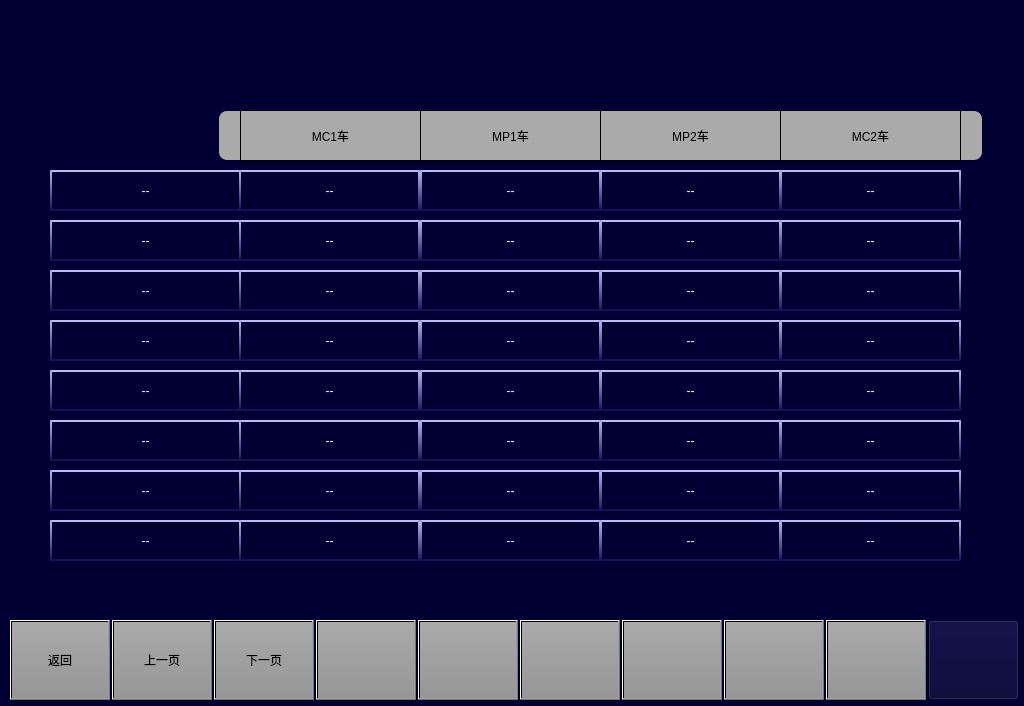
First picture: the form in maintainceaccumulatorsubsystempage.ui, repository 994656234/HHL, before the edit.
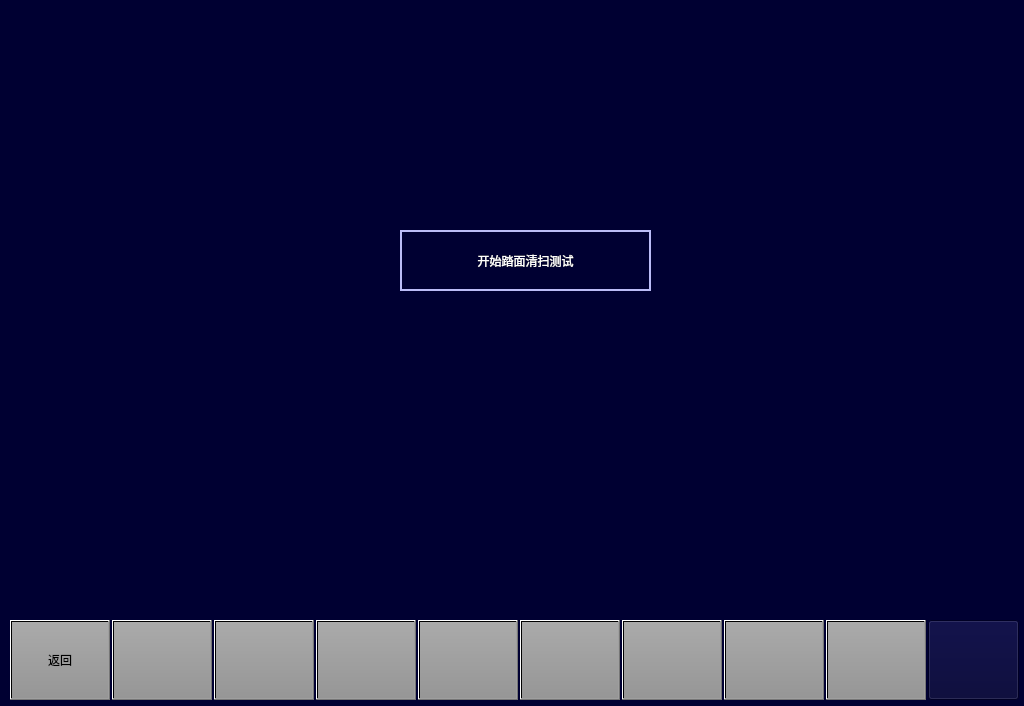
Second picture: the form after the edit. Icons and pictures are not drawn.

Patch:
```diff
--- a/maintainceaccumulatorsubsystempage.ui
+++ b/maintainceaccumulatorsubsystempage.ui
@@ -32,7 +32,7 @@
     <string notr="true">font: 20px, &quot;微软雅黑&quot;;color: black;transparent;background:qlineargradient(spread:pad,x1:0,y1:0,x2:0,y2:1,stop:0 rgba(170,170,170,255),stop:1 rgba(150,150,150,255));</string>
    </property>
    <property name="text">
-    <string>上一页</string>
+    <string/>
    </property>
   </widget>
   <widget class="QPushButton" name="BTN5">
@@ -98,7 +98,7 @@
 </string>
    </property>
    <property name="text">
-    <string>下一页</string>
+    <string/>
    </property>
   </widget>
   <widget class="QPushButton" name="BTN1">
@@ -227,1124 +227,26 @@
     <string/>
    </property>
   </widget>
-  <widget class="QLabel" name="line5_name">
+  <widget class="QPushButton" name="BTNStartTest">
    <property name="geometry">
     <rect>
-     <x>50</x>
-     <y>370</y>
-     <width>191</width>
-     <height>41</height>
+     <x>400</x>
+     <y>230</y>
+     <width>251</width>
+     <height>61</height>
     </rect>
    </property>
-   <property name="styleSheet">
-    <string notr="true">border-top:2px solid rgb(187,188,247);
-background-color: rgb(0, 0, 50);
-border-left: 2px solid qlineargradient(x1:0, y1:0, x2:0, y2:1,stop:0 rgb(187,188,247) , stop:1 rgb(19,20,87));
-border-right: 2px solid qlineargradient(x1:0, y1:0, x2:0, y2:1,stop:0 rgb(187,188,247) , stop:1 rgb(19,20,87));
-border-bottom:2px solid  rgb(19,20,87);
-font:16px &quot;微软雅黑&quot; ;
-color: rgb(255, 255, 255);</string>
+   <property name="whatsThis">
+    <string>1</string>
    </property>
-   <property name="text">
-    <string>--</string>
-   </property>
-   <property name="alignment">
-    <set>Qt::AlignCenter</set>
-   </property>
-  </widget>
-  <widget class="QLabel" name="line2_2">
-   <property name="geometry">
-    <rect>
-     <x>420</x>
-     <y>220</y>
-     <width>181</width>
-     <height>41</height>
-    </rect>
-   </property>
    <property name="styleSheet">
-    <string notr="true">border-top:2px solid rgb(187,188,247);
-background-color: rgb(0, 0, 50);
-border-left: 2px solid qlineargradient(x1:0, y1:0, x2:0, y2:1,stop:0 rgb(187,188,247) , stop:1 rgb(19,20,87));
-border-right: 2px solid qlineargradient(x1:0, y1:0, x2:0, y2:1,stop:0 rgb(187,188,247) , stop:1 rgb(19,20,87));
-border-bottom:2px solid  rgb(19,20,87);
-font:16px &quot;微软雅黑&quot; ;
-color: rgb(255, 255, 255);</string>
+    <string notr="true">border:2px solid rgb(187,188,247);
+color: rgb(255, 255, 255);
+font:20px &quot;微软雅黑&quot;;
+</string>
    </property>
    <property name="text">
-    <string>--</string>
-   </property>
-   <property name="alignment">
-    <set>Qt::AlignCenter</set>
-   </property>
-  </widget>
-  <widget class="QLabel" name="line5_4">
-   <property name="geometry">
-    <rect>
-     <x>780</x>
-     <y>370</y>
-     <width>181</width>
-     <height>41</height>
-    </rect>
-   </property>
-   <property name="styleSheet">
-    <string notr="true">border-top:2px solid rgb(187,188,247);
-background-color: rgb(0, 0, 50);
-border-left: 2px solid qlineargradient(x1:0, y1:0, x2:0, y2:1,stop:0 rgb(187,188,247) , stop:1 rgb(19,20,87));
-border-right: 2px solid qlineargradient(x1:0, y1:0, x2:0, y2:1,stop:0 rgb(187,188,247) , stop:1 rgb(19,20,87));
-border-bottom:2px solid  rgb(19,20,87);
-font:16px &quot;微软雅黑&quot; ;
-color: rgb(255, 255, 255);</string>
-   </property>
-   <property name="text">
-    <string>--</string>
-   </property>
-   <property name="alignment">
-    <set>Qt::AlignCenter</set>
-   </property>
-  </widget>
-  <widget class="QLabel" name="LBLM1">
-   <property name="geometry">
-    <rect>
-     <x>600</x>
-     <y>110</y>
-     <width>181</width>
-     <height>51</height>
-    </rect>
-   </property>
-   <property name="styleSheet">
-    <string notr="true">background-color:rgb(170,170,170);
-border:1px solid black;
-font:20px &quot;微软雅黑&quot;;</string>
-   </property>
-   <property name="text">
-    <string>MP2车</string>
-   </property>
-   <property name="alignment">
-    <set>Qt::AlignCenter</set>
-   </property>
-  </widget>
-  <widget class="QLabel" name="LBLMp1">
-   <property name="geometry">
-    <rect>
-     <x>420</x>
-     <y>110</y>
-     <width>181</width>
-     <height>51</height>
-    </rect>
-   </property>
-   <property name="styleSheet">
-    <string notr="true">background-color:rgb(170,170,170);
-border:1px solid black;
-font:20px &quot;微软雅黑&quot;;</string>
-   </property>
-   <property name="text">
-    <string>MP1车</string>
-   </property>
-   <property name="alignment">
-    <set>Qt::AlignCenter</set>
-   </property>
-  </widget>
-  <widget class="QLabel" name="line4_2">
-   <property name="geometry">
-    <rect>
-     <x>420</x>
-     <y>320</y>
-     <width>181</width>
-     <height>41</height>
-    </rect>
-   </property>
-   <property name="styleSheet">
-    <string notr="true">border-top:2px solid rgb(187,188,247);
-background-color: rgb(0, 0, 50);
-border-left: 2px solid qlineargradient(x1:0, y1:0, x2:0, y2:1,stop:0 rgb(187,188,247) , stop:1 rgb(19,20,87));
-border-right: 2px solid qlineargradient(x1:0, y1:0, x2:0, y2:1,stop:0 rgb(187,188,247) , stop:1 rgb(19,20,87));
-border-bottom:2px solid  rgb(19,20,87);
-font:16px &quot;微软雅黑&quot; ;
-color: rgb(255, 255, 255);</string>
-   </property>
-   <property name="text">
-    <string>--</string>
-   </property>
-   <property name="alignment">
-    <set>Qt::AlignCenter</set>
-   </property>
-  </widget>
-  <widget class="QLabel" name="line1_2">
-   <property name="geometry">
-    <rect>
-     <x>420</x>
-     <y>170</y>
-     <width>181</width>
-     <height>41</height>
-    </rect>
-   </property>
-   <property name="styleSheet">
-    <string notr="true">border-top:2px solid rgb(187,188,247);
-background-color: rgb(0, 0, 50);
-border-left: 2px solid qlineargradient(x1:0, y1:0, x2:0, y2:1,stop:0 rgb(187,188,247) , stop:1 rgb(19,20,87));
-border-right: 2px solid qlineargradient(x1:0, y1:0, x2:0, y2:1,stop:0 rgb(187,188,247) , stop:1 rgb(19,20,87));
-border-bottom:2px solid  rgb(19,20,87);
-font:16px &quot;微软雅黑&quot; ;
-color: rgb(255, 255, 255);</string>
-   </property>
-   <property name="text">
-    <string>--</string>
-   </property>
-   <property name="alignment">
-    <set>Qt::AlignCenter</set>
-   </property>
-  </widget>
-  <widget class="QLabel" name="line3_1">
-   <property name="geometry">
-    <rect>
-     <x>239</x>
-     <y>270</y>
-     <width>181</width>
-     <height>41</height>
-    </rect>
-   </property>
-   <property name="styleSheet">
-    <string notr="true">border-top:2px solid rgb(187,188,247);
-background-color: rgb(0, 0, 50);
-border-left: 2px solid qlineargradient(x1:0, y1:0, x2:0, y2:1,stop:0 rgb(187,188,247) , stop:1 rgb(19,20,87));
-border-right: 2px solid qlineargradient(x1:0, y1:0, x2:0, y2:1,stop:0 rgb(187,188,247) , stop:1 rgb(19,20,87));
-border-bottom:2px solid  rgb(19,20,87);
-font:16px &quot;微软雅黑&quot; ;
-color: rgb(255, 255, 255);</string>
-   </property>
-   <property name="text">
-    <string>--</string>
-   </property>
-   <property name="alignment">
-    <set>Qt::AlignCenter</set>
-   </property>
-  </widget>
-  <widget class="QLabel" name="line3_2">
-   <property name="geometry">
-    <rect>
-     <x>420</x>
-     <y>270</y>
-     <width>181</width>
-     <height>41</height>
-    </rect>
-   </property>
-   <property name="styleSheet">
-    <string notr="true">border-top:2px solid rgb(187,188,247);
-background-color: rgb(0, 0, 50);
-border-left: 2px solid qlineargradient(x1:0, y1:0, x2:0, y2:1,stop:0 rgb(187,188,247) , stop:1 rgb(19,20,87));
-border-right: 2px solid qlineargradient(x1:0, y1:0, x2:0, y2:1,stop:0 rgb(187,188,247) , stop:1 rgb(19,20,87));
-border-bottom:2px solid  rgb(19,20,87);
-font:16px &quot;微软雅黑&quot; ;
-color: rgb(255, 255, 255);</string>
-   </property>
-   <property name="text">
-    <string>--</string>
-   </property>
-   <property name="alignment">
-    <set>Qt::AlignCenter</set>
-   </property>
-  </widget>
-  <widget class="QLabel" name="line3_3">
-   <property name="geometry">
-    <rect>
-     <x>600</x>
-     <y>270</y>
-     <width>181</width>
-     <height>41</height>
-    </rect>
-   </property>
-   <property name="styleSheet">
-    <string notr="true">border-top:2px solid rgb(187,188,247);
-background-color: rgb(0, 0, 50);
-border-left: 2px solid qlineargradient(x1:0, y1:0, x2:0, y2:1,stop:0 rgb(187,188,247) , stop:1 rgb(19,20,87));
-border-right: 2px solid qlineargradient(x1:0, y1:0, x2:0, y2:1,stop:0 rgb(187,188,247) , stop:1 rgb(19,20,87));
-border-bottom:2px solid  rgb(19,20,87);
-font:16px &quot;微软雅黑&quot; ;
-color: rgb(255, 255, 255);</string>
-   </property>
-   <property name="text">
-    <string>--</string>
-   </property>
-   <property name="alignment">
-    <set>Qt::AlignCenter</set>
-   </property>
-  </widget>
-  <widget class="QLabel" name="LBLTC1">
-   <property name="geometry">
-    <rect>
-     <x>240</x>
-     <y>110</y>
-     <width>181</width>
-     <height>51</height>
-    </rect>
-   </property>
-   <property name="styleSheet">
-    <string notr="true">background-color:rgb(170,170,170);
-border:1px solid black;
-font:20px &quot;微软雅黑&quot;;</string>
-   </property>
-   <property name="text">
-    <string>MC1车</string>
-   </property>
-   <property name="alignment">
-    <set>Qt::AlignCenter</set>
-   </property>
-  </widget>
-  <widget class="QLabel" name="line4_4">
-   <property name="geometry">
-    <rect>
-     <x>780</x>
-     <y>320</y>
-     <width>181</width>
-     <height>41</height>
-    </rect>
-   </property>
-   <property name="styleSheet">
-    <string notr="true">border-top:2px solid rgb(187,188,247);
-background-color: rgb(0, 0, 50);
-border-left: 2px solid qlineargradient(x1:0, y1:0, x2:0, y2:1,stop:0 rgb(187,188,247) , stop:1 rgb(19,20,87));
-border-right: 2px solid qlineargradient(x1:0, y1:0, x2:0, y2:1,stop:0 rgb(187,188,247) , stop:1 rgb(19,20,87));
-border-bottom:2px solid  rgb(19,20,87);
-font:16px &quot;微软雅黑&quot; ;
-color: rgb(255, 255, 255);</string>
-   </property>
-   <property name="text">
-    <string>--</string>
-   </property>
-   <property name="alignment">
-    <set>Qt::AlignCenter</set>
-   </property>
-  </widget>
-  <widget class="QLabel" name="line2_4">
-   <property name="geometry">
-    <rect>
-     <x>780</x>
-     <y>220</y>
-     <width>181</width>
-     <height>41</height>
-    </rect>
-   </property>
-   <property name="styleSheet">
-    <string notr="true">border-top:2px solid rgb(187,188,247);
-background-color: rgb(0, 0, 50);
-border-left: 2px solid qlineargradient(x1:0, y1:0, x2:0, y2:1,stop:0 rgb(187,188,247) , stop:1 rgb(19,20,87));
-border-right: 2px solid qlineargradient(x1:0, y1:0, x2:0, y2:1,stop:0 rgb(187,188,247) , stop:1 rgb(19,20,87));
-border-bottom:2px solid  rgb(19,20,87);
-font:16px &quot;微软雅黑&quot; ;
-color: rgb(255, 255, 255);</string>
-   </property>
-   <property name="text">
-    <string>--</string>
-   </property>
-   <property name="alignment">
-    <set>Qt::AlignCenter</set>
-   </property>
-  </widget>
-  <widget class="QLabel" name="line2_3">
-   <property name="geometry">
-    <rect>
-     <x>600</x>
-     <y>220</y>
-     <width>181</width>
-     <height>41</height>
-    </rect>
-   </property>
-   <property name="styleSheet">
-    <string notr="true">border-top:2px solid rgb(187,188,247);
-background-color: rgb(0, 0, 50);
-border-left: 2px solid qlineargradient(x1:0, y1:0, x2:0, y2:1,stop:0 rgb(187,188,247) , stop:1 rgb(19,20,87));
-border-right: 2px solid qlineargradient(x1:0, y1:0, x2:0, y2:1,stop:0 rgb(187,188,247) , stop:1 rgb(19,20,87));
-border-bottom:2px solid  rgb(19,20,87);
-font:16px &quot;微软雅黑&quot; ;
-color: rgb(255, 255, 255);</string>
-   </property>
-   <property name="text">
-    <string>--</string>
-   </property>
-   <property name="alignment">
-    <set>Qt::AlignCenter</set>
-   </property>
-  </widget>
-  <widget class="QLabel" name="line4_name">
-   <property name="geometry">
-    <rect>
-     <x>50</x>
-     <y>320</y>
-     <width>191</width>
-     <height>41</height>
-    </rect>
-   </property>
-   <property name="styleSheet">
-    <string notr="true">border-top:2px solid rgb(187,188,247);
-background-color: rgb(0, 0, 50);
-border-left: 2px solid qlineargradient(x1:0, y1:0, x2:0, y2:1,stop:0 rgb(187,188,247) , stop:1 rgb(19,20,87));
-border-right: 2px solid qlineargradient(x1:0, y1:0, x2:0, y2:1,stop:0 rgb(187,188,247) , stop:1 rgb(19,20,87));
-border-bottom:2px solid  rgb(19,20,87);
-font:16px &quot;微软雅黑&quot; ;
-color: rgb(255, 255, 255);</string>
-   </property>
-   <property name="text">
-    <string>--</string>
-   </property>
-   <property name="alignment">
-    <set>Qt::AlignCenter</set>
-   </property>
-  </widget>
-  <widget class="QLabel" name="line1_name">
-   <property name="geometry">
-    <rect>
-     <x>50</x>
-     <y>170</y>
-     <width>191</width>
-     <height>41</height>
-    </rect>
-   </property>
-   <property name="styleSheet">
-    <string notr="true">border-top:2px solid rgb(187,188,247);
-background-color: rgb(0, 0, 50);
-border-left: 2px solid qlineargradient(x1:0, y1:0, x2:0, y2:1,stop:0 rgb(187,188,247) , stop:1 rgb(19,20,87));
-border-right: 2px solid qlineargradient(x1:0, y1:0, x2:0, y2:1,stop:0 rgb(187,188,247) , stop:1 rgb(19,20,87));
-border-bottom:2px solid  rgb(19,20,87);
-font:16px &quot;微软雅黑&quot; ;
-color: rgb(255, 255, 255);</string>
-   </property>
-   <property name="text">
-    <string>--</string>
-   </property>
-   <property name="alignment">
-    <set>Qt::AlignCenter</set>
-   </property>
-  </widget>
-  <widget class="QLabel" name="LBLM2">
-   <property name="geometry">
-    <rect>
-     <x>780</x>
-     <y>110</y>
-     <width>181</width>
-     <height>51</height>
-    </rect>
-   </property>
-   <property name="styleSheet">
-    <string notr="true">background-color:rgb(170,170,170);
-border:1px solid black;
-font:20px &quot;微软雅黑&quot;;</string>
-   </property>
-   <property name="text">
-    <string>MC2车</string>
-   </property>
-   <property name="alignment">
-    <set>Qt::AlignCenter</set>
-   </property>
-  </widget>
-  <widget class="QLabel" name="line2_name">
-   <property name="geometry">
-    <rect>
-     <x>50</x>
-     <y>220</y>
-     <width>191</width>
-     <height>41</height>
-    </rect>
-   </property>
-   <property name="styleSheet">
-    <string notr="true">border-top:2px solid rgb(187,188,247);
-background-color: rgb(0, 0, 50);
-border-left: 2px solid qlineargradient(x1:0, y1:0, x2:0, y2:1,stop:0 rgb(187,188,247) , stop:1 rgb(19,20,87));
-border-right: 2px solid qlineargradient(x1:0, y1:0, x2:0, y2:1,stop:0 rgb(187,188,247) , stop:1 rgb(19,20,87));
-border-bottom:2px solid  rgb(19,20,87);
-font:16px &quot;微软雅黑&quot; ;
-color: rgb(255, 255, 255);</string>
-   </property>
-   <property name="text">
-    <string>--</string>
-   </property>
-   <property name="alignment">
-    <set>Qt::AlignCenter</set>
-   </property>
-  </widget>
-  <widget class="QLabel" name="line2_1">
-   <property name="geometry">
-    <rect>
-     <x>239</x>
-     <y>220</y>
-     <width>181</width>
-     <height>41</height>
-    </rect>
-   </property>
-   <property name="styleSheet">
-    <string notr="true">border-top:2px solid rgb(187,188,247);
-background-color: rgb(0, 0, 50);
-border-left: 2px solid qlineargradient(x1:0, y1:0, x2:0, y2:1,stop:0 rgb(187,188,247) , stop:1 rgb(19,20,87));
-border-right: 2px solid qlineargradient(x1:0, y1:0, x2:0, y2:1,stop:0 rgb(187,188,247) , stop:1 rgb(19,20,87));
-border-bottom:2px solid  rgb(19,20,87);
-font:16px &quot;微软雅黑&quot; ;
-color: rgb(255, 255, 255);</string>
-   </property>
-   <property name="text">
-    <string>--</string>
-   </property>
-   <property name="alignment">
-    <set>Qt::AlignCenter</set>
-   </property>
-  </widget>
-  <widget class="QLabel" name="line5_3">
-   <property name="geometry">
-    <rect>
-     <x>600</x>
-     <y>370</y>
-     <width>181</width>
-     <height>41</height>
-    </rect>
-   </property>
-   <property name="styleSheet">
-    <string notr="true">border-top:2px solid rgb(187,188,247);
-background-color: rgb(0, 0, 50);
-border-left: 2px solid qlineargradient(x1:0, y1:0, x2:0, y2:1,stop:0 rgb(187,188,247) , stop:1 rgb(19,20,87));
-border-right: 2px solid qlineargradient(x1:0, y1:0, x2:0, y2:1,stop:0 rgb(187,188,247) , stop:1 rgb(19,20,87));
-border-bottom:2px solid  rgb(19,20,87);
-font:16px &quot;微软雅黑&quot; ;
-color: rgb(255, 255, 255);</string>
-   </property>
-   <property name="text">
-    <string>--</string>
-   </property>
-   <property name="alignment">
-    <set>Qt::AlignCenter</set>
-   </property>
-  </widget>
-  <widget class="QLabel" name="line1_4">
-   <property name="geometry">
-    <rect>
-     <x>780</x>
-     <y>170</y>
-     <width>181</width>
-     <height>41</height>
-    </rect>
-   </property>
-   <property name="styleSheet">
-    <string notr="true">border-top:2px solid rgb(187,188,247);
-background-color: rgb(0, 0, 50);
-border-left: 2px solid qlineargradient(x1:0, y1:0, x2:0, y2:1,stop:0 rgb(187,188,247) , stop:1 rgb(19,20,87));
-border-right: 2px solid qlineargradient(x1:0, y1:0, x2:0, y2:1,stop:0 rgb(187,188,247) , stop:1 rgb(19,20,87));
-border-bottom:2px solid  rgb(19,20,87);
-font:16px &quot;微软雅黑&quot; ;
-color: rgb(255, 255, 255);</string>
-   </property>
-   <property name="text">
-    <string>--</string>
-   </property>
-   <property name="alignment">
-    <set>Qt::AlignCenter</set>
-   </property>
-  </widget>
-  <widget class="QLabel" name="line3_name">
-   <property name="geometry">
-    <rect>
-     <x>50</x>
-     <y>270</y>
-     <width>191</width>
-     <height>41</height>
-    </rect>
-   </property>
-   <property name="styleSheet">
-    <string notr="true">border-top:2px solid rgb(187,188,247);
-background-color: rgb(0, 0, 50);
-border-left: 2px solid qlineargradient(x1:0, y1:0, x2:0, y2:1,stop:0 rgb(187,188,247) , stop:1 rgb(19,20,87));
-border-right: 2px solid qlineargradient(x1:0, y1:0, x2:0, y2:1,stop:0 rgb(187,188,247) , stop:1 rgb(19,20,87));
-border-bottom:2px solid  rgb(19,20,87);
-font:16px &quot;微软雅黑&quot; ;
-color: rgb(255, 255, 255);</string>
-   </property>
-   <property name="text">
-    <string>--</string>
-   </property>
-   <property name="alignment">
-    <set>Qt::AlignCenter</set>
-   </property>
-  </widget>
-  <widget class="QLabel" name="line3_4">
-   <property name="geometry">
-    <rect>
-     <x>780</x>
-     <y>270</y>
-     <width>181</width>
-     <height>41</height>
-    </rect>
-   </property>
-   <property name="styleSheet">
-    <string notr="true">border-top:2px solid rgb(187,188,247);
-background-color: rgb(0, 0, 50);
-border-left: 2px solid qlineargradient(x1:0, y1:0, x2:0, y2:1,stop:0 rgb(187,188,247) , stop:1 rgb(19,20,87));
-border-right: 2px solid qlineargradient(x1:0, y1:0, x2:0, y2:1,stop:0 rgb(187,188,247) , stop:1 rgb(19,20,87));
-border-bottom:2px solid  rgb(19,20,87);
-font:16px &quot;微软雅黑&quot; ;
-color: rgb(255, 255, 255);</string>
-   </property>
-   <property name="text">
-    <string>--</string>
-   </property>
-   <property name="alignment">
-    <set>Qt::AlignCenter</set>
-   </property>
-  </widget>
-  <widget class="QLabel" name="line5_1">
-   <property name="geometry">
-    <rect>
-     <x>239</x>
-     <y>370</y>
-     <width>181</width>
-     <height>41</height>
-    </rect>
-   </property>
-   <property name="styleSheet">
-    <string notr="true">border-top:2px solid rgb(187,188,247);
-background-color: rgb(0, 0, 50);
-border-left: 2px solid qlineargradient(x1:0, y1:0, x2:0, y2:1,stop:0 rgb(187,188,247) , stop:1 rgb(19,20,87));
-border-right: 2px solid qlineargradient(x1:0, y1:0, x2:0, y2:1,stop:0 rgb(187,188,247) , stop:1 rgb(19,20,87));
-border-bottom:2px solid  rgb(19,20,87);
-font:16px &quot;微软雅黑&quot; ;
-color: rgb(255, 255, 255);</string>
-   </property>
-   <property name="text">
-    <string>--</string>
-   </property>
-   <property name="alignment">
-    <set>Qt::AlignCenter</set>
-   </property>
-  </widget>
-  <widget class="QLabel" name="line1_3">
-   <property name="geometry">
-    <rect>
-     <x>600</x>
-     <y>170</y>
-     <width>181</width>
-     <height>41</height>
-    </rect>
-   </property>
-   <property name="styleSheet">
-    <string notr="true">border-top:2px solid rgb(187,188,247);
-background-color: rgb(0, 0, 50);
-border-left: 2px solid qlineargradient(x1:0, y1:0, x2:0, y2:1,stop:0 rgb(187,188,247) , stop:1 rgb(19,20,87));
-border-right: 2px solid qlineargradient(x1:0, y1:0, x2:0, y2:1,stop:0 rgb(187,188,247) , stop:1 rgb(19,20,87));
-border-bottom:2px solid  rgb(19,20,87);
-font:16px &quot;微软雅黑&quot; ;
-color: rgb(255, 255, 255);</string>
-   </property>
-   <property name="text">
-    <string>--</string>
-   </property>
-   <property name="alignment">
-    <set>Qt::AlignCenter</set>
-   </property>
-  </widget>
-  <widget class="QLabel" name="line4_3">
-   <property name="geometry">
-    <rect>
-     <x>600</x>
-     <y>320</y>
-     <width>181</width>
-     <height>41</height>
-    </rect>
-   </property>
-   <property name="styleSheet">
-    <string notr="true">border-top:2px solid rgb(187,188,247);
-background-color: rgb(0, 0, 50);
-border-left: 2px solid qlineargradient(x1:0, y1:0, x2:0, y2:1,stop:0 rgb(187,188,247) , stop:1 rgb(19,20,87));
-border-right: 2px solid qlineargradient(x1:0, y1:0, x2:0, y2:1,stop:0 rgb(187,188,247) , stop:1 rgb(19,20,87));
-border-bottom:2px solid  rgb(19,20,87);
-font:16px &quot;微软雅黑&quot; ;
-color: rgb(255, 255, 255);</string>
-   </property>
-   <property name="text">
-    <string>--</string>
-   </property>
-   <property name="alignment">
-    <set>Qt::AlignCenter</set>
-   </property>
-  </widget>
-  <widget class="QLabel" name="line4_1">
-   <property name="geometry">
-    <rect>
-     <x>239</x>
-     <y>320</y>
-     <width>181</width>
-     <height>41</height>
-    </rect>
-   </property>
-   <property name="styleSheet">
-    <string notr="true">border-top:2px solid rgb(187,188,247);
-background-color: rgb(0, 0, 50);
-border-left: 2px solid qlineargradient(x1:0, y1:0, x2:0, y2:1,stop:0 rgb(187,188,247) , stop:1 rgb(19,20,87));
-border-right: 2px solid qlineargradient(x1:0, y1:0, x2:0, y2:1,stop:0 rgb(187,188,247) , stop:1 rgb(19,20,87));
-border-bottom:2px solid  rgb(19,20,87);
-font:16px &quot;微软雅黑&quot; ;
-color: rgb(255, 255, 255);</string>
-   </property>
-   <property name="text">
-    <string>--</string>
-   </property>
-   <property name="alignment">
-    <set>Qt::AlignCenter</set>
-   </property>
-  </widget>
-  <widget class="QLabel" name="line5_2">
-   <property name="geometry">
-    <rect>
-     <x>420</x>
-     <y>370</y>
-     <width>181</width>
-     <height>41</height>
-    </rect>
-   </property>
-   <property name="styleSheet">
-    <string notr="true">border-top:2px solid rgb(187,188,247);
-background-color: rgb(0, 0, 50);
-border-left: 2px solid qlineargradient(x1:0, y1:0, x2:0, y2:1,stop:0 rgb(187,188,247) , stop:1 rgb(19,20,87));
-border-right: 2px solid qlineargradient(x1:0, y1:0, x2:0, y2:1,stop:0 rgb(187,188,247) , stop:1 rgb(19,20,87));
-border-bottom:2px solid  rgb(19,20,87);
-font:16px &quot;微软雅黑&quot; ;
-color: rgb(255, 255, 255);</string>
-   </property>
-   <property name="text">
-    <string>--</string>
-   </property>
-   <property name="alignment">
-    <set>Qt::AlignCenter</set>
-   </property>
-  </widget>
-  <widget class="QLabel" name="line1_1">
-   <property name="geometry">
-    <rect>
-     <x>239</x>
-     <y>170</y>
-     <width>181</width>
-     <height>41</height>
-    </rect>
-   </property>
-   <property name="styleSheet">
-    <string notr="true">border-top:2px solid rgb(187,188,247);
-background-color: rgb(0, 0, 50);
-border-left: 2px solid qlineargradient(x1:0, y1:0, x2:0, y2:1,stop:0 rgb(187,188,247) , stop:1 rgb(19,20,87));
-border-right: 2px solid qlineargradient(x1:0, y1:0, x2:0, y2:1,stop:0 rgb(187,188,247) , stop:1 rgb(19,20,87));
-border-bottom:2px solid  rgb(19,20,87);
-font:16px &quot;微软雅黑&quot; ;
-color: rgb(255, 255, 255);</string>
-   </property>
-   <property name="text">
-    <string>--</string>
-   </property>
-   <property name="alignment">
-    <set>Qt::AlignCenter</set>
-   </property>
-  </widget>
-  <widget class="QLabel" name="line6_name">
-   <property name="geometry">
-    <rect>
-     <x>50</x>
-     <y>420</y>
-     <width>191</width>
-     <height>41</height>
-    </rect>
-   </property>
-   <property name="styleSheet">
-    <string notr="true">border-top:2px solid rgb(187,188,247);
-background-color: rgb(0, 0, 50);
-border-left: 2px solid qlineargradient(x1:0, y1:0, x2:0, y2:1,stop:0 rgb(187,188,247) , stop:1 rgb(19,20,87));
-border-right: 2px solid qlineargradient(x1:0, y1:0, x2:0, y2:1,stop:0 rgb(187,188,247) , stop:1 rgb(19,20,87));
-border-bottom:2px solid  rgb(19,20,87);
-font:16px &quot;微软雅黑&quot; ;
-color: rgb(255, 255, 255);</string>
-   </property>
-   <property name="text">
-    <string>--</string>
-   </property>
-   <property name="alignment">
-    <set>Qt::AlignCenter</set>
-   </property>
-  </widget>
-  <widget class="QLabel" name="line6_1">
-   <property name="geometry">
-    <rect>
-     <x>239</x>
-     <y>420</y>
-     <width>181</width>
-     <height>41</height>
-    </rect>
-   </property>
-   <property name="styleSheet">
-    <string notr="true">border-top:2px solid rgb(187,188,247);
-background-color: rgb(0, 0, 50);
-border-left: 2px solid qlineargradient(x1:0, y1:0, x2:0, y2:1,stop:0 rgb(187,188,247) , stop:1 rgb(19,20,87));
-border-right: 2px solid qlineargradient(x1:0, y1:0, x2:0, y2:1,stop:0 rgb(187,188,247) , stop:1 rgb(19,20,87));
-border-bottom:2px solid  rgb(19,20,87);
-font:16px &quot;微软雅黑&quot; ;
-color: rgb(255, 255, 255);</string>
-   </property>
-   <property name="text">
-    <string>--</string>
-   </property>
-   <property name="alignment">
-    <set>Qt::AlignCenter</set>
-   </property>
-  </widget>
-  <widget class="QLabel" name="line6_2">
-   <property name="geometry">
-    <rect>
-     <x>420</x>
-     <y>420</y>
-     <width>181</width>
-     <height>41</height>
-    </rect>
-   </property>
-   <property name="styleSheet">
-    <string notr="true">border-top:2px solid rgb(187,188,247);
-background-color: rgb(0, 0, 50);
-border-left: 2px solid qlineargradient(x1:0, y1:0, x2:0, y2:1,stop:0 rgb(187,188,247) , stop:1 rgb(19,20,87));
-border-right: 2px solid qlineargradient(x1:0, y1:0, x2:0, y2:1,stop:0 rgb(187,188,247) , stop:1 rgb(19,20,87));
-border-bottom:2px solid  rgb(19,20,87);
-font:16px &quot;微软雅黑&quot; ;
-color: rgb(255, 255, 255);</string>
-   </property>
-   <property name="text">
-    <string>--</string>
-   </property>
-   <property name="alignment">
-    <set>Qt::AlignCenter</set>
-   </property>
-  </widget>
-  <widget class="QLabel" name="line6_4">
-   <property name="geometry">
-    <rect>
-     <x>780</x>
-     <y>420</y>
-     <width>181</width>
-     <height>41</height>
-    </rect>
-   </property>
-   <property name="styleSheet">
-    <string notr="true">border-top:2px solid rgb(187,188,247);
-background-color: rgb(0, 0, 50);
-border-left: 2px solid qlineargradient(x1:0, y1:0, x2:0, y2:1,stop:0 rgb(187,188,247) , stop:1 rgb(19,20,87));
-border-right: 2px solid qlineargradient(x1:0, y1:0, x2:0, y2:1,stop:0 rgb(187,188,247) , stop:1 rgb(19,20,87));
-border-bottom:2px solid  rgb(19,20,87);
-font:16px &quot;微软雅黑&quot; ;
-color: rgb(255, 255, 255);</string>
-   </property>
-   <property name="text">
-    <string>--</string>
-   </property>
-   <property name="alignment">
-    <set>Qt::AlignCenter</set>
-   </property>
-  </widget>
-  <widget class="QLabel" name="line6_3">
-   <property name="geometry">
-    <rect>
-     <x>600</x>
-     <y>420</y>
-     <width>181</width>
-     <height>41</height>
-    </rect>
-   </property>
-   <property name="styleSheet">
-    <string notr="true">border-top:2px solid rgb(187,188,247);
-background-color: rgb(0, 0, 50);
-border-left: 2px solid qlineargradient(x1:0, y1:0, x2:0, y2:1,stop:0 rgb(187,188,247) , stop:1 rgb(19,20,87));
-border-right: 2px solid qlineargradient(x1:0, y1:0, x2:0, y2:1,stop:0 rgb(187,188,247) , stop:1 rgb(19,20,87));
-border-bottom:2px solid  rgb(19,20,87);
-font:16px &quot;微软雅黑&quot; ;
-color: rgb(255, 255, 255);</string>
-   </property>
-   <property name="text">
-    <string>--</string>
-   </property>
-   <property name="alignment">
-    <set>Qt::AlignCenter</set>
-   </property>
-  </widget>
-  <widget class="QLabel" name="line7_name">
-   <property name="geometry">
-    <rect>
-     <x>50</x>
-     <y>470</y>
-     <width>191</width>
-     <height>41</height>
-    </rect>
-   </property>
-   <property name="styleSheet">
-    <string notr="true">border-top:2px solid rgb(187,188,247);
-background-color: rgb(0, 0, 50);
-border-left: 2px solid qlineargradient(x1:0, y1:0, x2:0, y2:1,stop:0 rgb(187,188,247) , stop:1 rgb(19,20,87));
-border-right: 2px solid qlineargradient(x1:0, y1:0, x2:0, y2:1,stop:0 rgb(187,188,247) , stop:1 rgb(19,20,87));
-border-bottom:2px solid  rgb(19,20,87);
-font:16px &quot;微软雅黑&quot; ;
-color: rgb(255, 255, 255);</string>
-   </property>
-   <property name="text">
-    <string>--</string>
-   </property>
-   <property name="alignment">
-    <set>Qt::AlignCenter</set>
-   </property>
-  </widget>
-  <widget class="QLabel" name="line7_1">
-   <property name="geometry">
-    <rect>
-     <x>239</x>
-     <y>470</y>
-     <width>181</width>
-     <height>41</height>
-    </rect>
-   </property>
-   <property name="styleSheet">
-    <string notr="true">border-top:2px solid rgb(187,188,247);
-background-color: rgb(0, 0, 50);
-border-left: 2px solid qlineargradient(x1:0, y1:0, x2:0, y2:1,stop:0 rgb(187,188,247) , stop:1 rgb(19,20,87));
-border-right: 2px solid qlineargradient(x1:0, y1:0, x2:0, y2:1,stop:0 rgb(187,188,247) , stop:1 rgb(19,20,87));
-border-bottom:2px solid  rgb(19,20,87);
-font:16px &quot;微软雅黑&quot; ;
-color: rgb(255, 255, 255);</string>
-   </property>
-   <property name="text">
-    <string>--</string>
-   </property>
-   <property name="alignment">
-    <set>Qt::AlignCenter</set>
-   </property>
-  </widget>
-  <widget class="QLabel" name="line7_2">
-   <property name="geometry">
-    <rect>
-     <x>420</x>
-     <y>470</y>
-     <width>181</width>
-     <height>41</height>
-    </rect>
-   </property>
-   <property name="styleSheet">
-    <string notr="true">border-top:2px solid rgb(187,188,247);
-background-color: rgb(0, 0, 50);
-border-left: 2px solid qlineargradient(x1:0, y1:0, x2:0, y2:1,stop:0 rgb(187,188,247) , stop:1 rgb(19,20,87));
-border-right: 2px solid qlineargradient(x1:0, y1:0, x2:0, y2:1,stop:0 rgb(187,188,247) , stop:1 rgb(19,20,87));
-border-bottom:2px solid  rgb(19,20,87);
-font:16px &quot;微软雅黑&quot; ;
-color: rgb(255, 255, 255);</string>
-   </property>
-   <property name="text">
-    <string>--</string>
-   </property>
-   <property name="alignment">
-    <set>Qt::AlignCenter</set>
-   </property>
-  </widget>
-  <widget class="QLabel" name="line7_4">
-   <property name="geometry">
-    <rect>
-     <x>780</x>
-     <y>470</y>
-     <width>181</width>
-     <height>41</height>
-    </rect>
-   </property>
-   <property name="styleSheet">
-    <string notr="true">border-top:2px solid rgb(187,188,247);
-background-color: rgb(0, 0, 50);
-border-left: 2px solid qlineargradient(x1:0, y1:0, x2:0, y2:1,stop:0 rgb(187,188,247) , stop:1 rgb(19,20,87));
-border-right: 2px solid qlineargradient(x1:0, y1:0, x2:0, y2:1,stop:0 rgb(187,188,247) , stop:1 rgb(19,20,87));
-border-bottom:2px solid  rgb(19,20,87);
-font:16px &quot;微软雅黑&quot; ;
-color: rgb(255, 255, 255);</string>
-   </property>
-   <property name="text">
-    <string>--</string>
-   </property>
-   <property name="alignment">
-    <set>Qt::AlignCenter</set>
-   </property>
-  </widget>
-  <widget class="QLabel" name="line7_3">
-   <property name="geometry">
-    <rect>
-     <x>600</x>
-     <y>470</y>
-     <width>181</width>
-     <height>41</height>
-    </rect>
-   </property>
-   <property name="styleSheet">
-    <string notr="true">border-top:2px solid rgb(187,188,247);
-background-color: rgb(0, 0, 50);
-border-left: 2px solid qlineargradient(x1:0, y1:0, x2:0, y2:1,stop:0 rgb(187,188,247) , stop:1 rgb(19,20,87));
-border-right: 2px solid qlineargradient(x1:0, y1:0, x2:0, y2:1,stop:0 rgb(187,188,247) , stop:1 rgb(19,20,87));
-border-bottom:2px solid  rgb(19,20,87);
-font:16px &quot;微软雅黑&quot; ;
-color: rgb(255, 255, 255);</string>
-   </property>
-   <property name="text">
-    <string>--</string>
-   </property>
-   <property name="alignment">
-    <set>Qt::AlignCenter</set>
-   </property>
-  </widget>
-  <widget class="QLabel" name="line8_3">
-   <property name="geometry">
-    <rect>
-     <x>600</x>
-     <y>520</y>
-     <width>181</width>
-     <height>41</height>
-    </rect>
-   </property>
-   <property name="styleSheet">
-    <string notr="true">border-top:2px solid rgb(187,188,247);
-background-color: rgb(0, 0, 50);
-border-left: 2px solid qlineargradient(x1:0, y1:0, x2:0, y2:1,stop:0 rgb(187,188,247) , stop:1 rgb(19,20,87));
-border-right: 2px solid qlineargradient(x1:0, y1:0, x2:0, y2:1,stop:0 rgb(187,188,247) , stop:1 rgb(19,20,87));
-border-bottom:2px solid  rgb(19,20,87);
-font:16px &quot;微软雅黑&quot; ;
-color: rgb(255, 255, 255);</string>
-   </property>
-   <property name="text">
-    <string>--</string>
-   </property>
-   <property name="alignment">
-    <set>Qt::AlignCenter</set>
-   </property>
-  </widget>
-  <widget class="QLabel" name="line8_2">
-   <property name="geometry">
-    <rect>
-     <x>420</x>
-     <y>520</y>
-     <width>181</width>
-     <height>41</height>
-    </rect>
-   </property>
-   <property name="styleSheet">
-    <string notr="true">border-top:2px solid rgb(187,188,247);
-background-color: rgb(0, 0, 50);
-border-left: 2px solid qlineargradient(x1:0, y1:0, x2:0, y2:1,stop:0 rgb(187,188,247) , stop:1 rgb(19,20,87));
-border-right: 2px solid qlineargradient(x1:0, y1:0, x2:0, y2:1,stop:0 rgb(187,188,247) , stop:1 rgb(19,20,87));
-border-bottom:2px solid  rgb(19,20,87);
-font:16px &quot;微软雅黑&quot; ;
-color: rgb(255, 255, 255);</string>
-   </property>
-   <property name="text">
-    <string>--</string>
-   </property>
-   <property name="alignment">
-    <set>Qt::AlignCenter</set>
-   </property>
-  </widget>
-  <widget class="QLabel" name="line8_name">
-   <property name="geometry">
-    <rect>
-     <x>50</x>
-     <y>520</y>
-     <width>191</width>
-     <height>41</height>
-    </rect>
-   </property>
-   <property name="styleSheet">
-    <string notr="true">border-top:2px solid rgb(187,188,247);
-background-color: rgb(0, 0, 50);
-border-left: 2px solid qlineargradient(x1:0, y1:0, x2:0, y2:1,stop:0 rgb(187,188,247) , stop:1 rgb(19,20,87));
-border-right: 2px solid qlineargradient(x1:0, y1:0, x2:0, y2:1,stop:0 rgb(187,188,247) , stop:1 rgb(19,20,87));
-border-bottom:2px solid  rgb(19,20,87);
-font:16px &quot;微软雅黑&quot; ;
-color: rgb(255, 255, 255);</string>
-   </property>
-   <property name="text">
-    <string>--</string>
-   </property>
-   <property name="alignment">
-    <set>Qt::AlignCenter</set>
-   </property>
-  </widget>
-  <widget class="QLabel" name="line8_1">
-   <property name="geometry">
-    <rect>
-     <x>239</x>
-     <y>520</y>
-     <width>181</width>
-     <height>41</height>
-    </rect>
-   </property>
-   <property name="styleSheet">
-    <string notr="true">border-top:2px solid rgb(187,188,247);
-background-color: rgb(0, 0, 50);
-border-left: 2px solid qlineargradient(x1:0, y1:0, x2:0, y2:1,stop:0 rgb(187,188,247) , stop:1 rgb(19,20,87));
-border-right: 2px solid qlineargradient(x1:0, y1:0, x2:0, y2:1,stop:0 rgb(187,188,247) , stop:1 rgb(19,20,87));
-border-bottom:2px solid  rgb(19,20,87);
-font:16px &quot;微软雅黑&quot; ;
-color: rgb(255, 255, 255);</string>
-   </property>
-   <property name="text">
-    <string>--</string>
-   </property>
-   <property name="alignment">
-    <set>Qt::AlignCenter</set>
-   </property>
-  </widget>
-  <widget class="QLabel" name="line8_4">
-   <property name="geometry">
-    <rect>
-     <x>780</x>
-     <y>520</y>
-     <width>181</width>
-     <height>41</height>
-    </rect>
-   </property>
-   <property name="styleSheet">
-    <string notr="true">border-top:2px solid rgb(187,188,247);
-background-color: rgb(0, 0, 50);
-border-left: 2px solid qlineargradient(x1:0, y1:0, x2:0, y2:1,stop:0 rgb(187,188,247) , stop:1 rgb(19,20,87));
-border-right: 2px solid qlineargradient(x1:0, y1:0, x2:0, y2:1,stop:0 rgb(187,188,247) , stop:1 rgb(19,20,87));
-border-bottom:2px solid  rgb(19,20,87);
-font:16px &quot;微软雅黑&quot; ;
-color: rgb(255, 255, 255);</string>
-   </property>
-   <property name="text">
-    <string>--</string>
-   </property>
-   <property name="alignment">
-    <set>Qt::AlignCenter</set>
-   </property>
-  </widget>
-  <widget class="QLabel" name="label">
-   <property name="geometry">
-    <rect>
-     <x>219</x>
-     <y>111</y>
-     <width>21</width>
-     <height>49</height>
-    </rect>
-   </property>
-   <property name="styleSheet">
-    <string notr="true">background-color:rgb(170,170,170);
-border-top-left-radius:8px;
-border-bottom-left-radius:8px;</string>
-   </property>
-   <property name="text">
-    <string/>
-   </property>
-  </widget>
-  <widget class="QLabel" name="label_2">
-   <property name="geometry">
-    <rect>
-     <x>961</x>
-     <y>111</y>
-     <width>21</width>
-     <height>49</height>
-    </rect>
-   </property>
-   <property name="styleSheet">
-    <string notr="true">background-color:rgb(170,170,170);
-border-top-right-radius:8px;
-border-bottom-right-radius:8px;</string>
-   </property>
-   <property name="text">
-    <string/>
+    <string>开始踏面清扫测试</string>
    </property>
   </widget>
  </widget>
```
